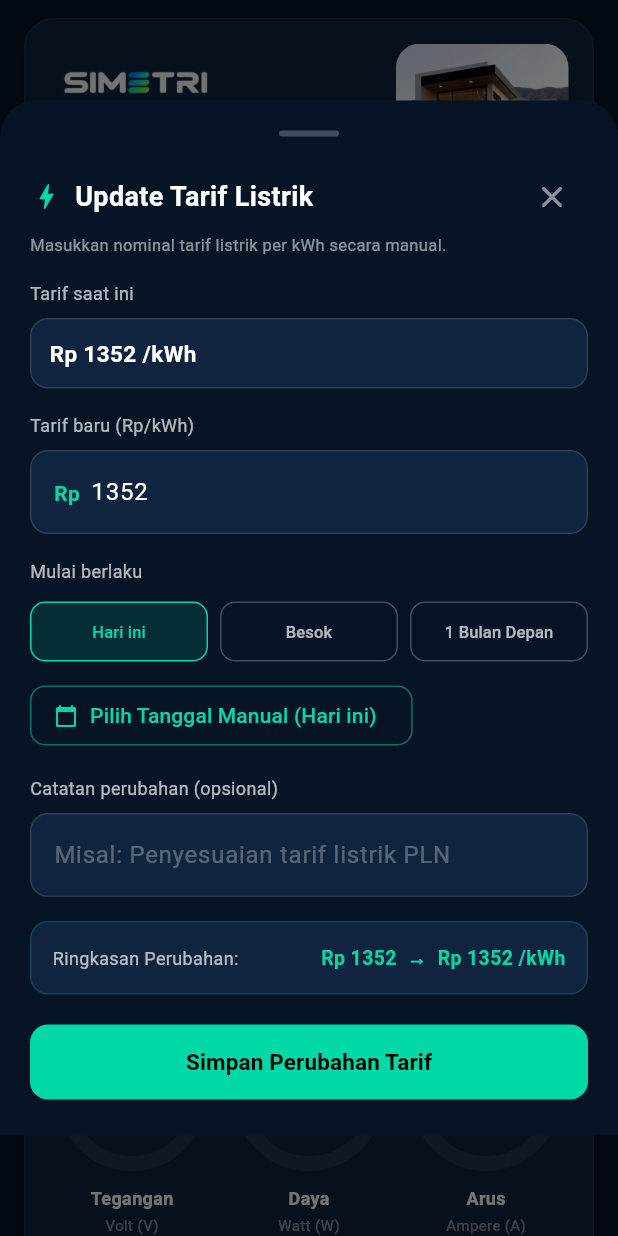
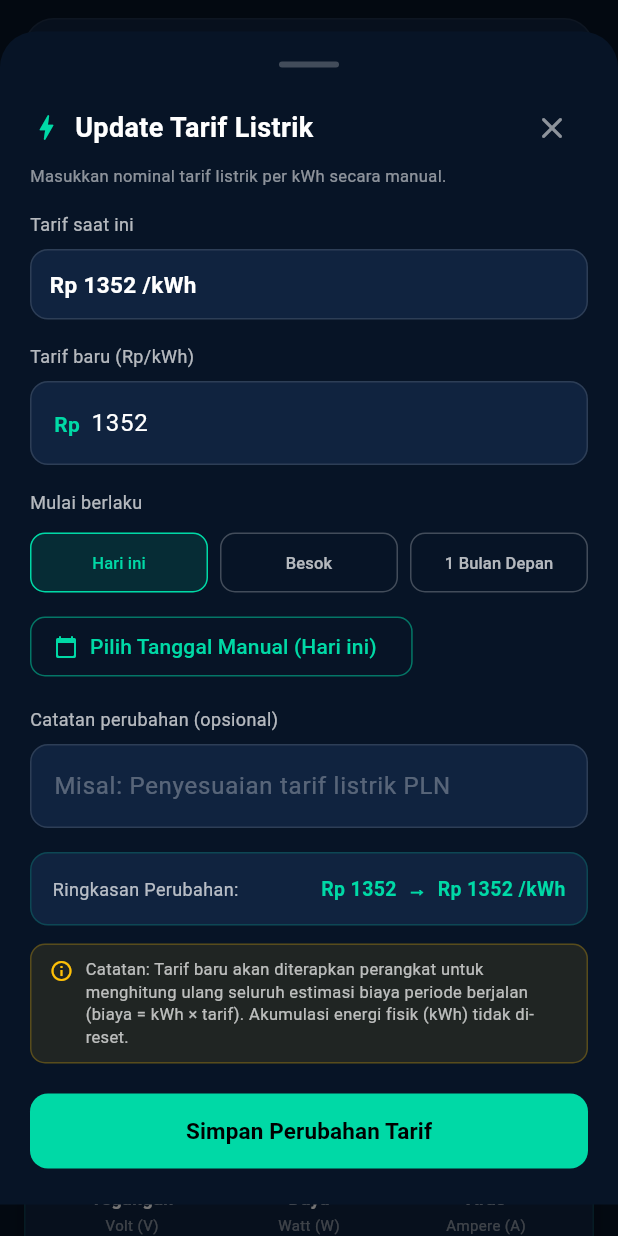
Before and after one commit to Gifran19/Simetri, a Flutter app: the HomeScreen screen opened directly, after a tap on "Ubah Tarif", on a phone screen of 412 x 824 dp. Run offline on Flutter 3.47's test engine with Material 3 defaults, Android fonts, the phone set to English and light mode, and no system bars; our stand-ins replace cloud_functions, firebase_auth, firebase_core, firebase_database, fl_chart, flutter_secure_storage and 2 more; accounts and stored records are empty; generated files the repository leaves out were written again; statements that could not run were skipped.

Commit message:
fix(sync): align LCD, Firebase RTDB, and app metrics for energy, cost, and display precision

```diff
--- a/lib/models/device_data.dart
+++ b/lib/models/device_data.dart
@@ -11,9 +11,9 @@ class DeviceData {
 
   // Energy & PLN Specs
   final double dailyEnergy;
-  final double dailyCost;
+  final double? dailyCost;
   final double monthlyEnergy;
-  final double monthlyCost;
+  final double? monthlyCost;
   final double yearlyEnergy;
   final int powerLimitVa;
   final double monthlyBudgetRp;
@@ -39,9 +39,9 @@ class DeviceData {
     this.frequency = 50.0,
     this.powerFactor = 0.98,
     required this.dailyEnergy,
-    required this.dailyCost,
+    this.dailyCost,
     required this.monthlyEnergy,
-    required this.monthlyCost,
+    this.monthlyCost,
     required this.yearlyEnergy,
     this.powerLimitVa = 1300,
     this.monthlyBudgetRp = 300000,
@@ -66,9 +66,9 @@ class DeviceData {
       frequency: 0,
       powerFactor: 0,
       dailyEnergy: 0,
-      dailyCost: 0,
+      dailyCost: null,
       monthlyEnergy: 0,
-      monthlyCost: 0,
+      monthlyCost: null,
       yearlyEnergy: 0,
       powerLimitVa: 1300,
       monthlyBudgetRp: 300000,
@@ -93,8 +93,10 @@ class DeviceData {
     double? powerFactor,
     double? dailyEnergy,
     double? dailyCost,
+    bool resetDailyCost = false,
     double? monthlyEnergy,
     double? monthlyCost,
+    bool resetMonthlyCost = false,
     double? yearlyEnergy,
     int? powerLimitVa,
     double? monthlyBudgetRp,
@@ -116,9 +118,9 @@ class DeviceData {
       frequency: frequency ?? this.frequency,
       powerFactor: powerFactor ?? this.powerFactor,
       dailyEnergy: dailyEnergy ?? this.dailyEnergy,
-      dailyCost: dailyCost ?? this.dailyCost,
+      dailyCost: resetDailyCost ? null : (dailyCost ?? this.dailyCost),
       monthlyEnergy: monthlyEnergy ?? this.monthlyEnergy,
-      monthlyCost: monthlyCost ?? this.monthlyCost,
+      monthlyCost: resetMonthlyCost ? null : (monthlyCost ?? this.monthlyCost),
       yearlyEnergy: yearlyEnergy ?? this.yearlyEnergy,
       powerLimitVa: powerLimitVa ?? this.powerLimitVa,
       monthlyBudgetRp: monthlyBudgetRp ?? this.monthlyBudgetRp,
--- a/lib/models/sensor_reading.dart
+++ b/lib/models/sensor_reading.dart
@@ -23,6 +23,8 @@ class SensorReading {
   final bool relayControlEnabled;// Apakah kontrol relay diizinkan di firmware
   final String? sensorError;     // Pesan error jika pembacaan gagal
   final double? appliedTariffPerKwh; // Tarif listrik aktif yang saat ini diterapkan di perangkat (Rp/kWh)
+  final double? dailyCost;       // Estimasi biaya harian yang dihitung perangkat (Rp)
+  final double? monthlyCost;     // Estimasi biaya bulanan yang dihitung perangkat (Rp)
 
   const SensorReading({
     required this.voltage,
@@ -44,6 +46,8 @@ class SensorReading {
     this.relayControlEnabled = false,
     this.sensorError,
     this.appliedTariffPerKwh,
+    this.dailyCost,
+    this.monthlyCost,
   });
 
   /// Placeholder kosong (belum ada data). Semua nilai nol dan ditandai tidak valid;
@@ -64,6 +68,8 @@ class SensorReading {
       isValid: false,
       isStale: true,
       sensorError: 'Belum ada data dari perangkat',
+      dailyCost: null,
+      monthlyCost: null,
     );
   }
 
@@ -146,6 +152,8 @@ class SensorReading {
       relayControlEnabled: parseBool(map['relay_control_enabled'], false),
       sensorError: map['sensor_error']?.toString() ?? (isValid ? null : 'Sensor tidak merespons'),
       appliedTariffPerKwh: parseNullableDouble(map['tariff_per_kwh'] ?? map['applied_tariff']),
+      dailyCost: parseNullableDouble(map['daily_cost'] ?? map['biaya_hari']),
+      monthlyCost: parseNullableDouble(map['monthly_cost'] ?? map['biaya_bulan']),
     );
   }
 
@@ -154,13 +162,15 @@ class SensorReading {
     return {
       'sensor_valid': isValid,
       'voltage': isValid ? double.parse(voltage.toStringAsFixed(1)) : null,
-      'current': isValid ? double.parse(current.toStringAsFixed(2)) : null,
+      'current': isValid ? double.parse(current.toStringAsFixed(3)) : null,
       'power': isValid ? double.parse(power.toStringAsFixed(1)) : null,
       'frequency': isValid ? double.parse(frequency.toStringAsFixed(1)) : null,
       'power_factor': isValid ? double.parse(powerFactor.toStringAsFixed(2)) : null,
       'energy_kwh': double.parse(energyKwh.toStringAsFixed(3)),
-      'daily_energy': double.parse(dailyEnergyKwh.toStringAsFixed(2)),
-      'monthly_energy': double.parse(monthlyEnergyKwh.toStringAsFixed(1)),
+      'daily_energy': double.parse(dailyEnergyKwh.toStringAsFixed(3)),
+      'monthly_energy': double.parse(monthlyEnergyKwh.toStringAsFixed(3)),
+      if (dailyCost != null) 'daily_cost': dailyCost,
+      if (monthlyCost != null) 'monthly_cost': monthlyCost,
       if (appliedTariffPerKwh != null) 'tariff_per_kwh': appliedTariffPerKwh,
       'relay_output_state': relayState,
       'relay_control_enabled': relayControlEnabled,
--- a/lib/screens/home_screen.dart
+++ b/lib/screens/home_screen.dart
@@ -165,9 +165,22 @@ class _HomeScreenState extends State<HomeScreen> {
       }
 
       if (_isConnected) {
-        final effectiveTariff = reading.appliedTariffPerKwh ?? DeviceService.currentTariff;
-        final double dailyCost = reading.dailyEnergyKwh * effectiveTariff;
-        final double monthlyCost = reading.monthlyEnergyKwh * effectiveTariff;
+        // Biaya: Prioritaskan hasil perhitungan langsung dari ESP32 (reading.dailyCost / monthlyCost).
+        // Jika firmware belum menyertakan daily_cost tetapi appliedTariffPerKwh ada, kalikan energi dengan tarif terkonfirmasi.
+        // Jika tarif yang diterapkan perangkat belum diketahui, JANGAN gunakan tarif lokal sebagai pengganti diam-diam.
+        final double? dailyCost;
+        final double? monthlyCost;
+
+        if (reading.dailyCost != null) {
+          dailyCost = reading.dailyCost;
+          monthlyCost = reading.monthlyCost;
+        } else if (reading.appliedTariffPerKwh != null) {
+          dailyCost = (reading.dailyEnergyKwh * reading.appliedTariffPerKwh!).roundToDouble();
+          monthlyCost = (reading.monthlyEnergyKwh * reading.appliedTariffPerKwh!).roundToDouble();
+        } else {
+          dailyCost = null;
+          monthlyCost = null;
+        }
 
         setState(() {
           _device = _device.copyWith(
@@ -178,8 +191,10 @@ class _HomeScreenState extends State<HomeScreen> {
             powerFactor: reading.powerFactor,
             dailyEnergy: reading.dailyEnergyKwh,
             dailyCost: dailyCost,
+            resetDailyCost: dailyCost == null,
             monthlyEnergy: reading.monthlyEnergyKwh,
             monthlyCost: monthlyCost,
+            resetMonthlyCost: monthlyCost == null,
             isLiveStream: reading.isFromFirebase,
             streamSource: SensorStreamService.instance.sourceLabel,
             isSensorValid: reading.isValid,
@@ -860,15 +875,17 @@ class _HomeScreenState extends State<HomeScreen> {
         EnergySummaryCard(
           titleLeft: 'Total Pemakaian Hari Ini',
           valueLeft: _isConnected && _status.showsMeasurements
-              ? '${_device.dailyEnergy.toStringAsFixed(2)} kWh'
+              ? '${_device.dailyEnergy.toStringAsFixed(3)} kWh'
               : '-- kWh',
           titleRight: 'Total Biaya Hari Ini',
           valueRight: _isConnected && _status.showsMeasurements
-              ? _currencyFormatter.format(_device.dailyCost)
+              ? (_device.dailyCost != null ? _currencyFormatter.format(_device.dailyCost) : 'Rp --')
               : 'Rp --',
           badgeLeft: _isConnected ? _status.badge : 'Belum terhubung',
           badgeRight: _isConnected
-              ? 'Tarif Rp ${(_latestReading?.appliedTariffPerKwh ?? DeviceService.currentTariff).toInt()}/kWh'
+              ? (_latestReading?.appliedTariffPerKwh != null
+                  ? 'Tarif Rp ${_latestReading!.appliedTariffPerKwh!.toInt()}/kWh'
+                  : 'Tarif belum dikonfirmasi')
               : 'Belum ada data',
         ),
         const SizedBox(height: 14),
@@ -883,18 +900,21 @@ class _HomeScreenState extends State<HomeScreen> {
         EnergySummaryCard(
           titleLeft: 'Total Pemakaian Bulan Ini',
           valueLeft: _isConnected && _status.showsMeasurements
-              ? '${_device.monthlyEnergy.toStringAsFixed(1)} kWh'
+              ? '${_device.monthlyEnergy.toStringAsFixed(3)} kWh'
               : '-- kWh',
           titleRight: 'Total Biaya Bulan Ini',
           valueRight: _isConnected && _status.showsMeasurements
-              ? _currencyFormatter.format(_device.monthlyCost)
+              ? (_device.monthlyCost != null ? _currencyFormatter.format(_device.monthlyCost) : 'Rp --')
               : 'Rp --',
           badgeLeft: _isConnected ? _status.badge : 'Belum terhubung',
           badgeRight: _isConnected ? 'Target Anggaran' : 'Belum ada data',
         ),
         const SizedBox(height: 14),
 
-        MonthlyEnergyChart(data: _device.monthlyEnergyHistory),
+        MonthlyEnergyChart(
+          data: _device.monthlyEnergyHistory,
+          isConnected: _isConnected,
+        ),
         const SizedBox(height: 24),
       ],
     );
@@ -974,15 +994,17 @@ class _HomeScreenState extends State<HomeScreen> {
                   EnergySummaryCard(
                     titleLeft: 'Total Pemakaian Hari Ini',
                     valueLeft: _isConnected && _status.showsMeasurements
-                        ? '${_device.dailyEnergy.toStringAsFixed(2)} kWh'
+                        ? '${_device.dailyEnergy.toStringAsFixed(3)} kWh'
                         : '-- kWh',
                     titleRight: 'Total Biaya Hari Ini',
                     valueRight: _isConnected && _status.showsMeasurements
-                        ? _currencyFormatter.format(_device.dailyCost)
+                        ? (_device.dailyCost != null ? _currencyFormatter.format(_device.dailyCost) : 'Rp --')
                         : 'Rp --',
                     badgeLeft: _isConnected ? _status.badge : 'Belum terhubung',
                     badgeRight: _isConnected
-                        ? 'Tarif Rp ${(_latestReading?.appliedTariffPerKwh ?? DeviceService.currentTariff).toInt()}/kWh'
+                        ? (_latestReading?.appliedTariffPerKwh != null
+                            ? 'Tarif Rp ${_latestReading!.appliedTariffPerKwh!.toInt()}/kWh'
+                            : 'Tarif belum dikonfirmasi')
                         : 'Belum ada data',
                   ),
                   const SizedBox(height: 16),
@@ -996,18 +1018,21 @@ class _HomeScreenState extends State<HomeScreen> {
                   EnergySummaryCard(
                     titleLeft: 'Total Pemakaian Bulan Ini',
                     valueLeft: _isConnected && _status.showsMeasurements
-                        ? '${_device.monthlyEnergy.toStringAsFixed(1)} kWh'
+                        ? '${_device.monthlyEnergy.toStringAsFixed(3)} kWh'
                         : '-- kWh',
                     titleRight: 'Total Biaya Bulan Ini',
                     valueRight: _isConnected && _status.showsMeasurements
-                        ? _currencyFormatter.format(_device.monthlyCost)
+                        ? (_device.monthlyCost != null ? _currencyFormatter.format(_device.monthlyCost) : 'Rp --')
                         : 'Rp --',
                     badgeLeft: _isConnected ? _status.badge : 'Belum terhubung',
                     badgeRight: _isConnected ? 'Target Anggaran' : 'Belum ada data',
                   ),
                   const SizedBox(height: 16),
 
-                  MonthlyEnergyChart(data: _device.monthlyEnergyHistory),
+                  MonthlyEnergyChart(
+          data: _device.monthlyEnergyHistory,
+          isConnected: _isConnected,
+        ),
                 ],
               ),
             ),
--- a/lib/services/device_service.dart
+++ b/lib/services/device_service.dart
@@ -269,9 +269,9 @@ class DeviceService {
       powerLimitVa: powerLimitVa,
       monthlyBudgetRp: monthlyBudgetRp,
       dailyEnergy: 0.0,
-      dailyCost: 0.0,
+      dailyCost: null,
       monthlyEnergy: 0.0,
-      monthlyCost: 0.0,
+      monthlyCost: null,
       yearlyEnergy: 0.0,
       isLiveStream: false,
       streamSource: 'Menunggu data perangkat',
--- a/lib/widgets/daily_energy_chart.dart
+++ b/lib/widgets/daily_energy_chart.dart
@@ -16,7 +16,8 @@ class DailyEnergyChart extends StatelessWidget {
 
   @override
   Widget build(BuildContext context) {
-    final chartData = isConnected ? (data ?? _defaultData) : List<double>.filled(7, 0.0);
+    final bool isEmpty = data == null || data!.isEmpty || data!.every((e) => e == 0);
+    final chartData = isEmpty ? List<double>.filled(7, 0.0) : data!;
 
     return Container(
       padding: const EdgeInsets.all(18),
@@ -105,7 +106,7 @@ class DailyEnergyChart extends StatelessWidget {
                     }).toList(),
                   ),
                 ),
-                if (!isConnected)
+                if (!isConnected || isEmpty)
                   Center(
                     child: Container(
                       padding: const EdgeInsets.symmetric(horizontal: 14, vertical: 10),
@@ -114,19 +115,21 @@ class DailyEnergyChart extends StatelessWidget {
                         borderRadius: BorderRadius.circular(12),
                         border: Border.all(color: Colors.white10),
                       ),
-                      child: const Column(
+                      child: Column(
                         mainAxisSize: MainAxisSize.min,
                         children: [
-                          Icon(Icons.query_stats_rounded, color: Colors.white38, size: 28),
-                          SizedBox(height: 6),
+                          const Icon(Icons.query_stats_rounded, color: Colors.white38, size: 28),
+                          const SizedBox(height: 6),
                           Text(
-                            'Grafik harian belum tersedia',
-                            style: TextStyle(color: Colors.white70, fontSize: 12, fontWeight: FontWeight.bold),
+                            isConnected ? 'Belum ada rekaman histori' : 'Grafik harian belum tersedia',
+                            style: const TextStyle(color: Colors.white70, fontSize: 12, fontWeight: FontWeight.bold),
                           ),
-                          SizedBox(height: 2),
+                          const SizedBox(height: 2),
                           Text(
-                            'Hubungkan perangkat IoT untuk memulai pencatatan.',
-                            style: TextStyle(color: Colors.white38, fontSize: 10),
+                            isConnected
+                                ? 'Data histori harian akan tercatat otomatis saat tersimpan di database.'
+                                : 'Hubungkan perangkat IoT untuk memulai pencatatan.',
+                            style: const TextStyle(color: Colors.white38, fontSize: 10),
                             textAlign: TextAlign.center,
                           ),
                         ],
--- a/lib/widgets/energy_analysis_summary.dart
+++ b/lib/widgets/energy_analysis_summary.dart
@@ -176,9 +176,9 @@ class EnergyAnalysisSummary extends StatelessWidget {
                 if (changePercent != null)
                   _buildChangeBadge(changePercent, prevYear)
                 else
-                  Text(
-                    'Data tahun $prevYear tidak tersedia',
-                    style: const TextStyle(color: Colors.white38, fontSize: 7),
+                  const Text(
+                    'Belum ada data pembanding',
+                    style: TextStyle(color: Colors.white38, fontSize: 8),
                   ),
               ],
             ),
--- a/lib/widgets/monitoring_card.dart
+++ b/lib/widgets/monitoring_card.dart
@@ -351,7 +351,7 @@ class _MonitoringCardState extends State<MonitoringCard> {
                     child: GaugeMeter(
                       value: isReadingOk ? widget.voltage / 250 : 0.0,
                       valueText: isReadingOk
-                          ? '${widget.voltage.toInt()}'
+                          ? widget.voltage.toStringAsFixed(1)
                           : '--',
                       unitText: 'V',
                       title: 'Tegangan',
@@ -407,7 +407,7 @@ class _MonitoringCardState extends State<MonitoringCard> {
                     child: GaugeMeter(
                       value: isReadingOk ? widget.current / 5 : 0.0,
                       valueText: isReadingOk
-                          ? widget.current.toStringAsFixed(1)
+                          ? widget.current.toStringAsFixed(3)
                           : '--',
                       unitText: 'A',
                       title: 'Arus',
@@ -478,7 +478,7 @@ class _MonitoringCardState extends State<MonitoringCard> {
     switch (_selectedMetric) {
       case 0:
         title = 'Tegangan Listrik';
-        valueText = isLive ? '${widget.voltage.toInt()}' : '--';
+        valueText = isLive ? widget.voltage.toStringAsFixed(1) : '--';
         unit = 'Volt';
         progress = isLive ? (widget.voltage / 250).clamp(0.0, 1.0) : 0.0;
         colors = const [Color(0xff00FFA3), Color(0xff00D9A6), Color(0xff00A896)];
@@ -497,7 +497,7 @@ class _MonitoringCardState extends State<MonitoringCard> {
       case 2:
       default:
         title = 'Kuat Arus';
-        valueText = isLive ? widget.current.toStringAsFixed(1) : '--';
+        valueText = isLive ? widget.current.toStringAsFixed(3) : '--';
         unit = 'Ampere';
         progress = isLive ? (widget.current / 5).clamp(0.0, 1.0) : 0.0;
         colors = const [Color(0xffF9D423), Color(0xffB7FF00), Color(0xff70E000)];
--- a/lib/widgets/monthly_energy_chart.dart
+++ b/lib/widgets/monthly_energy_chart.dart
@@ -3,8 +3,13 @@ import 'package:fl_chart/fl_chart.dart';
 
 class MonthlyEnergyChart extends StatelessWidget {
   final List<double> data;
+  final bool isConnected;
 
-  const MonthlyEnergyChart({super.key, required this.data});
+  const MonthlyEnergyChart({
+    super.key,
+    required this.data,
+    this.isConnected = true,
+  });
 
   static const List<String> _months = [
     'Jan',
@@ -178,19 +183,21 @@ class MonthlyEnergyChart extends StatelessWidget {
                         borderRadius: BorderRadius.circular(12),
                         border: Border.all(color: Colors.white10),
                       ),
-                      child: const Column(
+                      child: Column(
                         mainAxisSize: MainAxisSize.min,
                         children: [
-                          Icon(Icons.bar_chart_rounded, color: Colors.white38, size: 28),
-                          SizedBox(height: 6),
+                          const Icon(Icons.bar_chart_rounded, color: Colors.white38, size: 28),
+                          const SizedBox(height: 6),
                           Text(
-                            'Grafik bulanan belum tersedia',
-                            style: TextStyle(color: Colors.white70, fontSize: 12, fontWeight: FontWeight.bold),
+                            isConnected ? 'Belum ada rekaman histori' : 'Grafik bulanan belum tersedia',
+                            style: const TextStyle(color: Colors.white70, fontSize: 12, fontWeight: FontWeight.bold),
                           ),
-                          SizedBox(height: 2),
+                          const SizedBox(height: 2),
                           Text(
-                            'Hubungkan perangkat IoT untuk mulai menyinkronkan data.',
-                            style: TextStyle(color: Colors.white38, fontSize: 10),
+                            isConnected
+                                ? 'Data akumulasi bulanan akan tercatat otomatis saat tersimpan di database.'
+                                : 'Hubungkan perangkat IoT untuk mulai menyinkronkan data.',
+                            style: const TextStyle(color: Colors.white38, fontSize: 10),
                             textAlign: TextAlign.center,
                           ),
                         ],
--- a/lib/widgets/update_tariff_sheet.dart
+++ b/lib/widgets/update_tariff_sheet.dart
@@ -245,6 +245,30 @@ class _UpdateTariffSheetState extends State<UpdateTariffSheet> {
                     ],
                   ),
                 ),
+                const SizedBox(height: 12),
+
+                // Penjelasan dampak perubahan tarif terhadap perhitungan biaya
+                Container(
+                  padding: const EdgeInsets.symmetric(horizontal: 12, vertical: 9),
+                  decoration: BoxDecoration(
+                    color: Colors.amber.withValues(alpha: 0.1),
+                    borderRadius: BorderRadius.circular(10),
+                    border: Border.all(color: Colors.amber.withValues(alpha: 0.25)),
+                  ),
+                  child: const Row(
+                    crossAxisAlignment: CrossAxisAlignment.start,
+                    children: [
+                      Icon(Icons.info_outline, color: Colors.amber, size: 16),
+                      SizedBox(width: 8),
+                      Expanded(
+                        child: Text(
+                          'Catatan: Tarif baru akan diterapkan perangkat untuk menghitung ulang seluruh estimasi biaya periode berjalan (biaya = kWh × tarif). Akumulasi energi fisik (kWh) tidak di-reset.',
+                          style: TextStyle(color: Colors.white70, fontSize: 11, height: 1.35),
+                        ),
+                      ),
+                    ],
+                  ),
+                ),
                 const SizedBox(height: 20),
 
                 // TOMBOL SIMPAN
```
Also changed, not shown: lib/screens/energy_screen.dart (+8 -2 lines), 2 other files.
